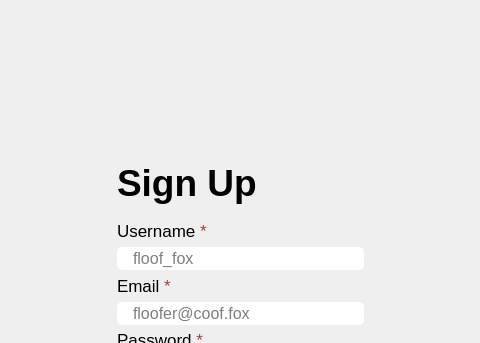
This is src/ui/FoxogramSignup.ui in foxocorp/foxogram-desktop as Qt 5 draws it before an edit; both pictures show x 310 to 790 and y 0 to 343 of the 1100 by 650 pixel window. The edited form follows.
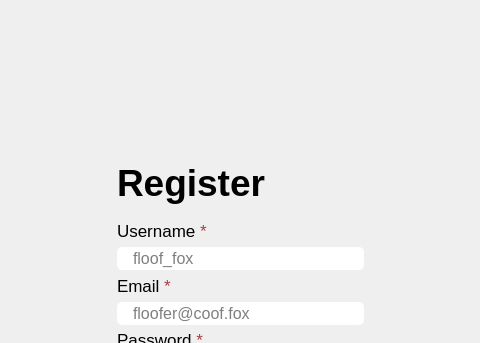
This is the edited form.

What changed in the file:
```diff
--- a/src/ui/FoxogramSignup.ui
+++ b/src/ui/FoxogramSignup.ui
@@ -81,7 +81,7 @@
           <string notr="true"/>
          </property>
          <property name="text">
-          <string>&lt;b&gt;Sign Up&lt;b&gt;</string>
+          <string>&lt;b&gt;Register&lt;b&gt;</string>
          </property>
          <property name="scaledContents">
           <bool>false</bool>
```
